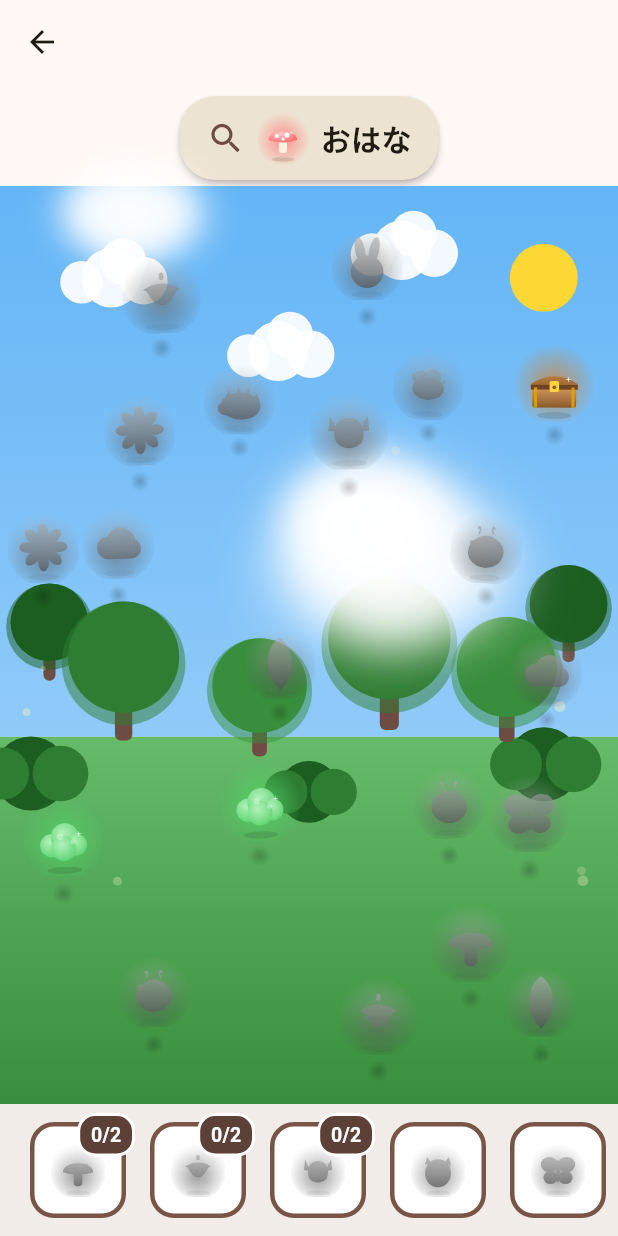
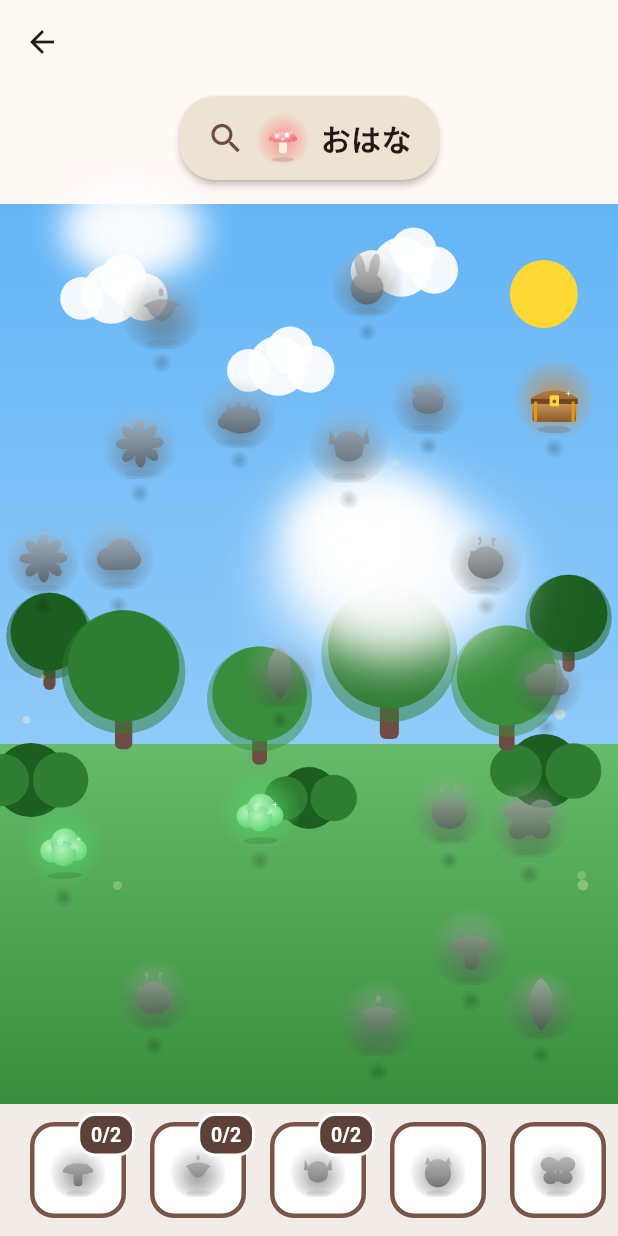
Before and after one commit to linnefromice/kidsapp-treasurehunt, a Flutter app: the screen it shows after launch, after a tap on "フリーモード", after a tap on "もりの たからさがし", on a phone screen of 412 x 824 dp. Run offline on Flutter 3.47's test engine with Material 3 defaults, Android fonts, the phone set to English and light mode, and no system bars; our stand-ins replace audioplayers, flutter_riverpod, flutter_svg, go_router, shared_preferences.

Commit message:
fix: クリア時に上部ストリップが消えてシーンが縦ズレする不備を解消 (#88)
お題バナー/操作トグルの上部ストリップを if で出し入れしていたため、ステージ
クリア（_completed）や最後の発見でお題が消えた瞬間に Column の高さが変わり、
シーン領域が縦にズレていた（やさしいはお題バナーのみで特に顕著）。

- 上部ストリップを固定高さ _kTopStripHeight(80) の SizedBox で常時確保し、
  中身（お題/トグル）の有無に依らず高さを一定にする。中身が無いときは空の
  スペースを保つだけで、シーンは動かない。


Claude-Session: https://claude.ai/code/session_01UEYV61oNP3Aj5AqhFzGRmc

Co-authored-by: Claude Opus 4.8 (1M context) <noreply@anthropic.com>

```diff
--- a/lib/features/seek_find/seek_find_screen.dart
+++ b/lib/features/seek_find/seek_find_screen.dart
@@ -40,6 +40,10 @@ import 'package:kidsapp_treasurehunt/shared/strings/strings.dart';
 /// 操作が無いまま何秒経過したら未発見の宝を 1 つヒント点滅させるか
 /// （アイドル時のみ。タップ/なぞりのたびにカウントはリセットされ、急かさない）。
 const Duration _kHintIdleDelay = Duration(seconds: 8);
+
+/// 上部ストリップ（お題バナー / 操作トグル）の予約高さ。クリアで中身が消えても
+/// この高さを常に確保し、シーン領域が縦にズレないようにする。
+const double _kTopStripHeight = 80.0;
 
 /// なぞりキラキラを生成する最小移動距離（px）。これ未満の移動では粒を足さず、
 /// 粒の密集（描画負荷とちらつき）を抑える。
@@ -433,10 +437,15 @@ class _SceneViewState extends ConsumerState<_SceneView>
             // 「○○ を さがそう」ガイドと、大エリアの「うごかす / さがす」トグル。
             // Wrap で横並び＋反流させ、縦の圧迫と（重ねた場合の）タップ吸収を避ける。
             // Stack に重ねないのはピル下のターゲットへのタップ吸収を防ぐため。
-            if (!_completed &&
+            // 高さは常に [_kTopStripHeight] を確保する。中身（お題/トグル）が
+            // クリアや発見で出入りしても、シーン領域が縦にズレないようにするため。
+            SizedBox(
+              height: _kTopStripHeight,
+              child:
+                  (!_completed &&
                       ((questCategory != null && questTarget != null) ||
                           _isLargeArea))
-              Padding(
+                  ? Padding(
                       padding: const EdgeInsets.only(top: 8, bottom: 4),
                       child: Wrap(
                         alignment: WrapAlignment.center,
@@ -454,10 +463,13 @@ class _SceneViewState extends ConsumerState<_SceneView>
                             InteractionToggle(
                               interaction: _interaction,
                               localeCode: localeCode,
-                        onChanged: (i) => setState(() => _interaction = i),
+                              onChanged: (i) =>
+                                  setState(() => _interaction = i),
                             ),
                         ],
                       ),
+                    )
+                  : null,
             ),
             Expanded(child: _buildSceneArea(found, unfoundCount)),
             CollectionBar(targets: scene.targets, foundIds: found),
```
Lines whose indentation alone changed are shown as unchanged.
